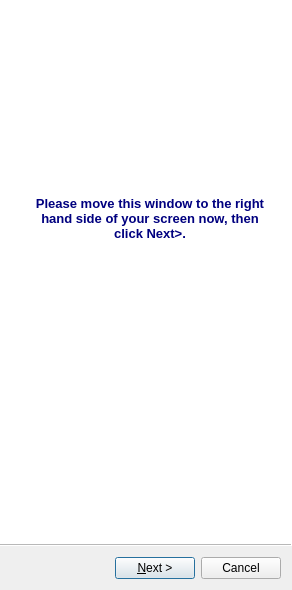
Before: the Qt Designer form tourism_wizard.ui in Charlotteg/QGISforSchools, drawn with Qt 5.
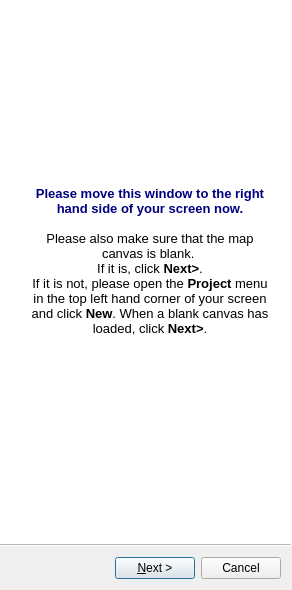
After: the same form once the commit is applied.

```diff
--- a/tourism_wizard.ui
+++ b/tourism_wizard.ui
@@ -24,9 +24,9 @@
     <property name="geometry">
      <rect>
       <x>20</x>
-      <y>190</y>
+      <y>180</y>
       <width>256</width>
-      <height>101</height>
+      <height>201</height>
      </rect>
     </property>
     <property name="frameShape">
@@ -40,7 +40,11 @@
 &lt;html&gt;&lt;head&gt;&lt;meta name=&quot;qrichtext&quot; content=&quot;1&quot; /&gt;&lt;style type=&quot;text/css&quot;&gt;
 p, li { white-space: pre-wrap; }
 &lt;/style&gt;&lt;/head&gt;&lt;body style=&quot; font-family:'MS Shell Dlg 2'; font-size:8.25pt; font-weight:400; font-style:normal;&quot;&gt;
-&lt;p align=&quot;center&quot; style=&quot; margin-top:0px; margin-bottom:0px; margin-left:0px; margin-right:0px; -qt-block-indent:0; text-indent:0px;&quot;&gt;&lt;span style=&quot; font-size:10pt; font-weight:600; color:#00007f;&quot;&gt;Please move this window to the right hand side of your screen now, then click Next&amp;gt;.&lt;/span&gt;&lt;/p&gt;&lt;/body&gt;&lt;/html&gt;</string>
+&lt;p align=&quot;center&quot; style=&quot; margin-top:0px; margin-bottom:0px; margin-left:0px; margin-right:0px; -qt-block-indent:0; text-indent:0px;&quot;&gt;&lt;span style=&quot; font-size:10pt; font-weight:600; color:#00007f;&quot;&gt;Please move this window to the right hand side of your screen now.&lt;/span&gt;&lt;/p&gt;
+&lt;p align=&quot;center&quot; style=&quot;-qt-paragraph-type:empty; margin-top:0px; margin-bottom:0px; margin-left:0px; margin-right:0px; -qt-block-indent:0; text-indent:0px; font-size:10pt; font-weight:600; color:#00007f;&quot;&gt;&lt;br /&gt;&lt;/p&gt;
+&lt;p align=&quot;center&quot; style=&quot; margin-top:0px; margin-bottom:0px; margin-left:0px; margin-right:0px; -qt-block-indent:0; text-indent:0px;&quot;&gt;&lt;span style=&quot; font-size:10pt; color:#000000;&quot;&gt;Please also make sure that the map canvas is blank. &lt;/span&gt;&lt;/p&gt;
+&lt;p align=&quot;center&quot; style=&quot; margin-top:0px; margin-bottom:0px; margin-left:0px; margin-right:0px; -qt-block-indent:0; text-indent:0px;&quot;&gt;&lt;span style=&quot; font-size:10pt; color:#000000;&quot;&gt;If it is, click &lt;/span&gt;&lt;span style=&quot; font-size:10pt; font-weight:600; color:#000000;&quot;&gt;Next&amp;gt;&lt;/span&gt;&lt;span style=&quot; font-size:10pt; color:#000000;&quot;&gt;.&lt;/span&gt;&lt;/p&gt;
+&lt;p align=&quot;center&quot; style=&quot; margin-top:0px; margin-bottom:0px; margin-left:0px; margin-right:0px; -qt-block-indent:0; text-indent:0px;&quot;&gt;&lt;span style=&quot; font-size:10pt; color:#000000;&quot;&gt;If it is not, please open the &lt;/span&gt;&lt;span style=&quot; font-size:10pt; font-weight:600; color:#000000;&quot;&gt;Project&lt;/span&gt;&lt;span style=&quot; font-size:10pt; color:#000000;&quot;&gt; menu in the top left hand corner of your screen and click &lt;/span&gt;&lt;span style=&quot; font-size:10pt; font-weight:600; color:#000000;&quot;&gt;New&lt;/span&gt;&lt;span style=&quot; font-size:10pt; color:#000000;&quot;&gt;. When a blank canvas has loaded, click &lt;/span&gt;&lt;span style=&quot; font-size:10pt; font-weight:600; color:#000000;&quot;&gt;Next&amp;gt;&lt;/span&gt;&lt;span style=&quot; font-size:10pt; color:#000000;&quot;&gt;.&lt;/span&gt;&lt;/p&gt;&lt;/body&gt;&lt;/html&gt;</string>
     </property>
    </widget>
   </widget>
```
Left out of the diff: 4 changed lines with no effect on the pictures.
